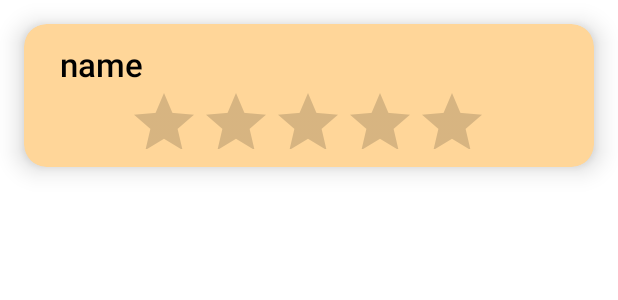
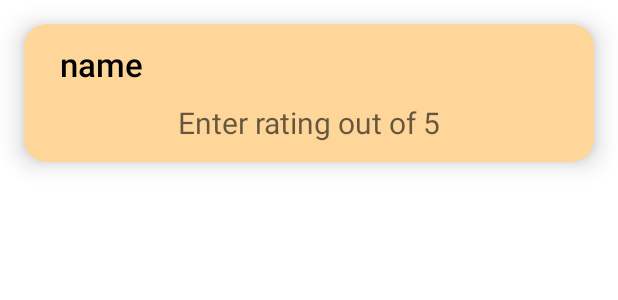
Before and after one commit to nabilj29/PickMeUp, an Android app: the layout single_user_rating.xml on its own in the app's theme, with its tools: preview values and no code run, on a phone screen of 412 x 824 dp. Shown: the top 300 px of the screen. Run offline under Robolectric (Android 15) with nearby library versions, the phone set to English and light mode, and no system bars.

Commit message:
modified rating card

```diff
--- a/carpoolapp/app/src/main/res/layout/single_user_rating.xml
+++ b/carpoolapp/app/src/main/res/layout/single_user_rating.xml
@@ -37,15 +37,19 @@
         android:layout_marginTop="20dp"
         android:orientation='horizontal'>
 
-        <RatingBar
-            android:id="@+id/ratingBar1"
-            android:layout_width="241dp"
-            android:layout_height="51dp"
-            android:numStars="5"
-            android:stepSize="0.1"
-            app:layout_constraintBottom_toBottomOf="parent"
+        <EditText
+            android:id="@+id/editTextTextPersonName"
+            android:layout_width="wrap_content"
+            android:layout_height="wrap_content"
+            android:ems="10"
+            android:hint="Enter rating out of 5"
+            android:textColor="@color/purple_700"
+            android:inputType="textPersonName"
+            android:textAlignment="center"
+            android:textSize="20sp"
             app:layout_constraintEnd_toEndOf="parent"
-            app:layout_constraintStart_toStartOf="parent" />
+            app:layout_constraintStart_toStartOf="parent"
+            app:layout_constraintTop_toBottomOf="@+id/pfp_name_field" />
     </LinearLayout>
 
 </androidx.cardview.widget.CardView>
```
